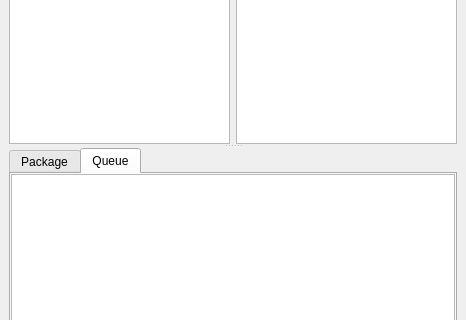
First picture: the form in portato/gui/qt/ui/MainWindow.ui, repository Necoro/portato, before the edit; both pictures show x 0 to 466 and y 132 to 452 of the 466 by 695 pixel window.
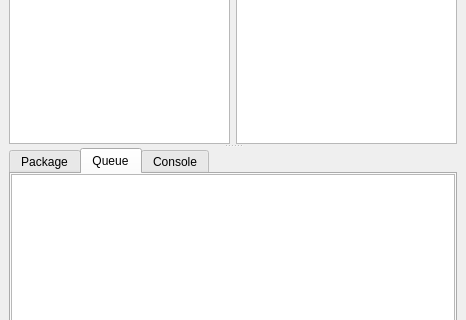
Second picture: the form after the edit. The open tabs and pages were chosen to show the change. Icons and pictures are not drawn.

What changed in the file:
```diff
--- a/portato/gui/qt/ui/MainWindow.ui
+++ b/portato/gui/qt/ui/MainWindow.ui
@@ -345,6 +345,11 @@
          </item>
         </layout>
        </widget>
+       <widget class="QWidget" name="consoleTab" >
+        <attribute name="title" >
+         <string>Console</string>
+        </attribute>
+       </widget>
       </widget>
      </widget>
     </item>
```
Left out of the diff: 2 changed lines with no effect on the pictures.
